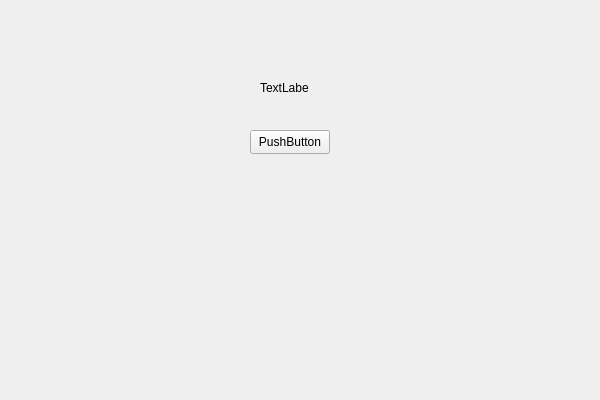
Qt form QtPZPMainWindow/QtMainWindow.ui (PadnaVs/PuzzlePaint) before a commit.
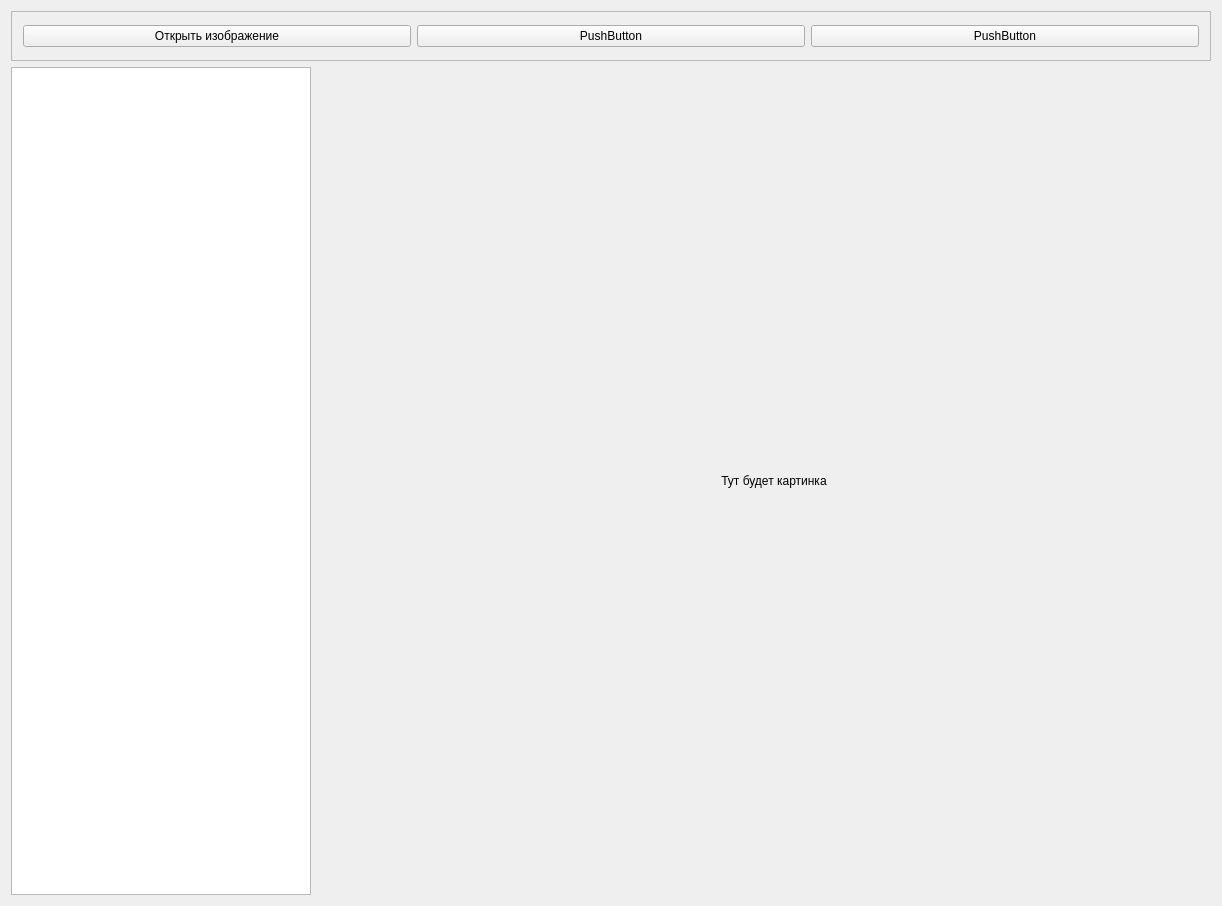
The same form after that commit.

Commit message: Добавил отображения изображения по выбору файла, переделать GraficsView

```diff
--- a/QtPZPMainWindow/QtMainWindow.ui
+++ b/QtPZPMainWindow/QtMainWindow.ui
@@ -6,39 +6,97 @@
    <rect>
     <x>0</x>
     <y>0</y>
-    <width>600</width>
-    <height>400</height>
+    <width>1222</width>
+    <height>906</height>
    </rect>
   </property>
   <property name="windowTitle">
    <string>QtMainWindow</string>
   </property>
-  <widget class="QLabel" name="label">
-   <property name="geometry">
-    <rect>
-     <x>260</x>
-     <y>80</y>
-     <width>49</width>
-     <height>16</height>
-    </rect>
-   </property>
-   <property name="text">
-    <string>TextLabel</string>
-   </property>
-  </widget>
-  <widget class="QPushButton" name="pushButton">
-   <property name="geometry">
-    <rect>
-     <x>250</x>
-     <y>130</y>
-     <width>80</width>
-     <height>24</height>
-    </rect>
-   </property>
-   <property name="text">
-    <string>PushButton</string>
-   </property>
-  </widget>
+  <layout class="QVBoxLayout" name="verticalLayout">
+   <item>
+    <widget class="QFrame" name="frame">
+     <property name="minimumSize">
+      <size>
+       <width>0</width>
+       <height>50</height>
+      </size>
+     </property>
+     <property name="frameShape">
+      <enum>QFrame::StyledPanel</enum>
+     </property>
+     <property name="frameShadow">
+      <enum>QFrame::Raised</enum>
+     </property>
+     <layout class="QHBoxLayout" name="horizontalLayout_2">
+      <item>
+       <widget class="QPushButton" name="m_OpenImgBut">
+        <property name="text">
+         <string>Открыть изображение</string>
+        </property>
+       </widget>
+      </item>
+      <item>
+       <widget class="QPushButton" name="pushButton_2">
+        <property name="text">
+         <string>PushButton</string>
+        </property>
+       </widget>
+      </item>
+      <item>
+       <widget class="QPushButton" name="pushButton_3">
+        <property name="text">
+         <string>PushButton</string>
+        </property>
+       </widget>
+      </item>
+     </layout>
+    </widget>
+   </item>
+   <item>
+    <layout class="QHBoxLayout" name="horizontalLayout">
+     <item>
+      <widget class="QListView" name="listView">
+       <property name="maximumSize">
+        <size>
+         <width>300</width>
+         <height>16777215</height>
+        </size>
+       </property>
+      </widget>
+     </item>
+     <item>
+      <spacer name="verticalSpacer">
+       <property name="orientation">
+        <enum>Qt::Vertical</enum>
+       </property>
+       <property name="sizeHint" stdset="0">
+        <size>
+         <width>20</width>
+         <height>40</height>
+        </size>
+       </property>
+      </spacer>
+     </item>
+     <item>
+      <widget class="QLabel" name="m_ImageOut">
+       <property name="minimumSize">
+        <size>
+         <width>400</width>
+         <height>400</height>
+        </size>
+       </property>
+       <property name="text">
+        <string>Тут будет картинка</string>
+       </property>
+       <property name="alignment">
+        <set>Qt::AlignCenter</set>
+       </property>
+      </widget>
+     </item>
+    </layout>
+   </item>
+  </layout>
  </widget>
  <layoutdefault spacing="6" margin="11"/>
  <resources/>
```
The commit also changes 13 other files.
